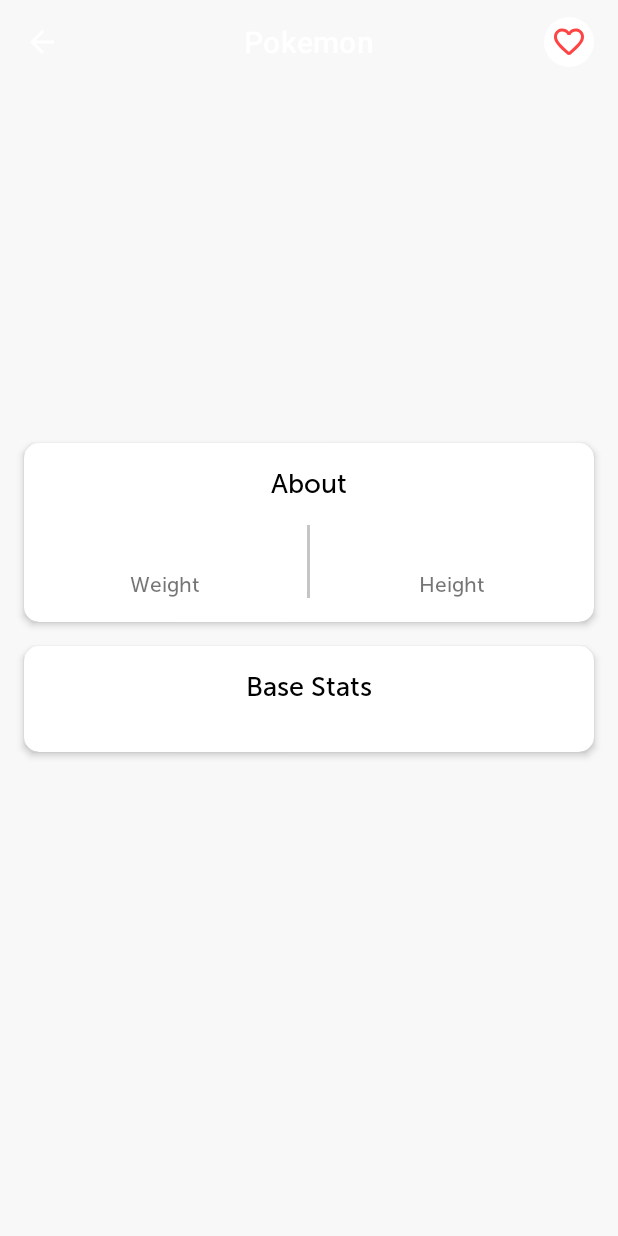
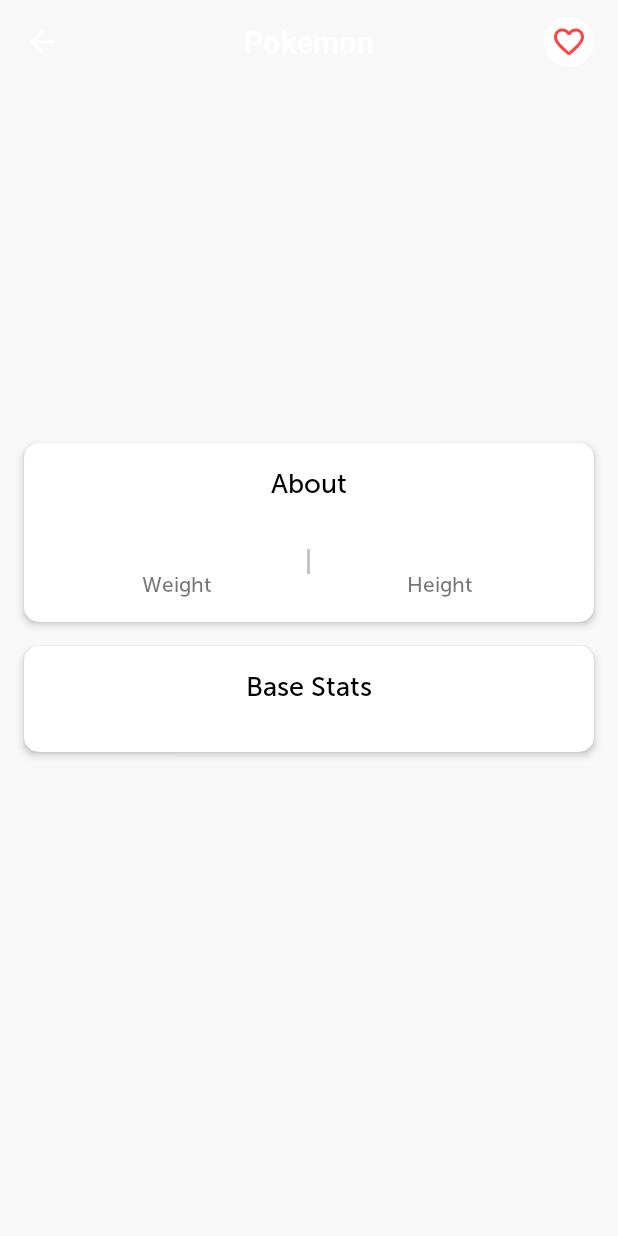
Before and after one commit to AmalinaMakhtar/android-pokedex, an Android app: the PokemonActivity screen opened directly, with no data from a screen before it, on a phone screen of 412 x 824 dp. Run offline under Robolectric (Android 15) with nearby library versions, the phone set to English and light mode, and no system bars; our stand-ins replace data binding; pictures from the network do not load; 6 statements that could not run were skipped.

Commit message:
[FIX] Add handler for no network [TASK] Add comments

```diff
--- a/app/src/main/java/com/mona/codetest_boost/ui/favourite/FavouriteViewModel.kt
+++ b/app/src/main/java/com/mona/codetest_boost/ui/favourite/FavouriteViewModel.kt
@@ -12,6 +12,10 @@ class FavouriteViewModel(private val dao: PokemonDao) : ViewModel() {
     val pokemonList = MutableLiveData<List<Pokemon?>>()
     val showError = SingleLiveEvent<String?>()
 
+
+    /**
+     * Retrieve favourite pokemon from db by checking the status of the field
+     */
     fun getFavouriteList() {
         viewModelScope.launch {
             val list = dao.getFavouriteList(true)
--- a/app/src/main/java/com/mona/codetest_boost/ui/home/HomeFragment.kt
+++ b/app/src/main/java/com/mona/codetest_boost/ui/home/HomeFragment.kt
@@ -10,11 +10,13 @@ import androidx.fragment.app.Fragment
 import androidx.recyclerview.widget.GridLayoutManager
 import androidx.recyclerview.widget.RecyclerView
 import androidx.recyclerview.widget.RecyclerView.ItemDecoration
+import com.google.android.material.snackbar.Snackbar
 import com.mona.codetest_boost.R
 import com.mona.codetest_boost.databinding.FrgHomeBinding
 import com.mona.codetest_boost.ui.ItemListener
 import com.mona.codetest_boost.ui.favourite.FavouriteActivity
 import com.mona.codetest_boost.ui.pokemon.PokemonActivity
+import com.mona.codetest_boost.utils.hasInternet
 import org.koin.androidx.viewmodel.ext.android.viewModel
 
 
@@ -80,6 +82,9 @@ class HomeFragment : Fragment(), ItemListener {
     }
 
     override fun onItemClick(id: String) {
+        if(!context?.hasInternet()!!) {
+            return Snackbar.make(binding.parentContainer, "Opps! Please check your connection to proceed!", Snackbar.LENGTH_SHORT).show()
+        }
         val intent = Intent(context, PokemonActivity::class.java).apply {
             putExtra("POKEMON_ID", id)
         }
--- a/app/src/main/res/layout/act_pokemon.xml
+++ b/app/src/main/res/layout/act_pokemon.xml
@@ -87,7 +87,9 @@
                     android:layout_height="wrap_content"
                     android:layout_centerHorizontal="true"
                     android:layout_marginHorizontal="@dimen/activity_horizontal_margin"
+                    android:visibility="@{viewModel.showLoading ? View.GONE : View.VISIBLE}"
                     android:layout_marginTop="@dimen/activity_horizontal_margin"
+                    app:cardBackgroundColor="@color/white"
                     app:cardCornerRadius="10dp"
                     app:cardElevation="3dp">
 
@@ -113,6 +115,7 @@
                             android:layout_height="wrap_content"
                             android:layout_below="@+id/lblAbout"
                             android:layout_gravity="center"
+                            android:padding="@dimen/activity_horizontal_margin"
                             android:gravity="center">
 
                             <androidx.appcompat.widget.LinearLayoutCompat
@@ -121,8 +124,7 @@
                                 android:layout_height="wrap_content"
                                 android:layout_weight="1"
                                 android:gravity="center"
-                                android:orientation="vertical"
-                                android:padding="@dimen/activity_horizontal_margin">
+                                android:orientation="vertical">
 
                                 <androidx.appcompat.widget.AppCompatTextView
                                     android:id="@+id/txtWeight"
@@ -138,7 +140,6 @@
                                     android:id="@+id/lblWeight"
                                     android:layout_width="wrap_content"
                                     android:layout_height="wrap_content"
-                                    android:layout_below="@+id/txtWeight"
                                     android:paddingTop="@dimen/spacing_0.5x"
                                     android:text="Weight"
                                     android:textSize="14sp"
@@ -158,8 +159,7 @@
                                 android:layout_height="wrap_content"
                                 android:layout_weight="1"
                                 android:gravity="center"
-                                android:orientation="vertical"
-                                android:padding="@dimen/activity_horizontal_margin">
+                                android:orientation="vertical">
 
                                 <androidx.appcompat.widget.AppCompatTextView
                                     android:id="@+id/txtHeight"
@@ -175,7 +175,6 @@
                                     android:id="@+id/lblHeight"
                                     android:layout_width="wrap_content"
                                     android:layout_height="wrap_content"
-                                    android:layout_below="@+id/txtWeight"
                                     android:paddingTop="@dimen/spacing_0.5x"
                                     android:text="Height"
                                     android:textSize="14sp"
@@ -193,7 +192,9 @@
                     android:layout_height="wrap_content"
                     android:layout_below="@+id/containerPhysical"
                     android:layout_centerHorizontal="true"
+                    android:visibility="@{viewModel.showLoading ? View.GONE : View.VISIBLE}"
                     android:layout_margin="@dimen/activity_horizontal_margin"
+                    app:cardBackgroundColor="@color/white"
                     app:cardCornerRadius="10dp"
                     app:cardElevation="3dp">
 
@@ -224,6 +225,14 @@
                     </androidx.appcompat.widget.LinearLayoutCompat>
 
                 </com.google.android.material.card.MaterialCardView>
+
+                <ProgressBar
+                    android:id="@+id/progressbar"
+                    android:layout_width="match_parent"
+                    android:layout_height="match_parent"
+                    android:layout_centerInParent="true"
+                    android:visibility="@{viewModel.showLoading ? View.VISIBLE : View.GONE}"
+                    tools:visibility="gone" />
             </RelativeLayout>
 
         </androidx.core.widget.NestedScrollView>
--- a/app/src/main/res/layout/item_pokemon.xml
+++ b/app/src/main/res/layout/item_pokemon.xml
@@ -25,6 +25,7 @@
         android:layout_width="wrap_content"
         android:layout_height="wrap_content"
         android:layout_gravity="center"
+        app:cardBackgroundColor="@color/white"
         android:onClick="@{() -> itemCallback.onItemClick(pokemonId)}"
         android:orientation="vertical"
         app:cardCornerRadius="10dp">
```
Also changed, not shown: app/src/main/java/com/mona/codetest_boost/ui/home/HomeViewModel.kt (+11 -0 lines), app/src/main/java/com/mona/codetest_boost/ui/pokemon/PokemonViewModel.kt (+9 -0 lines), app/src/main/res/layout/frg_home.xml (+5 -3 lines).
